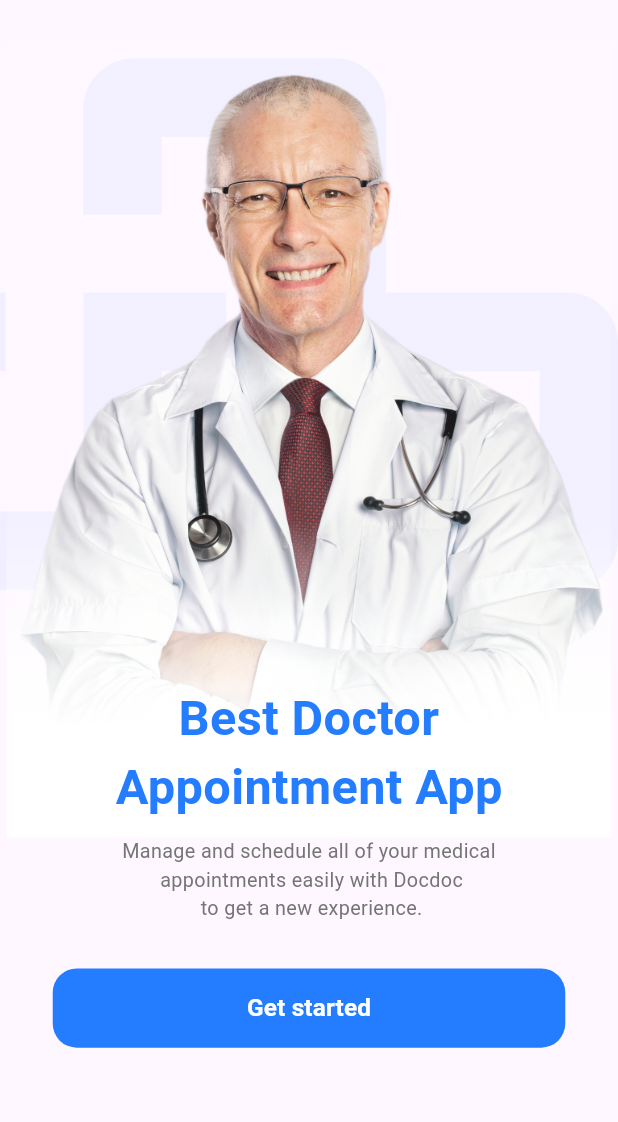
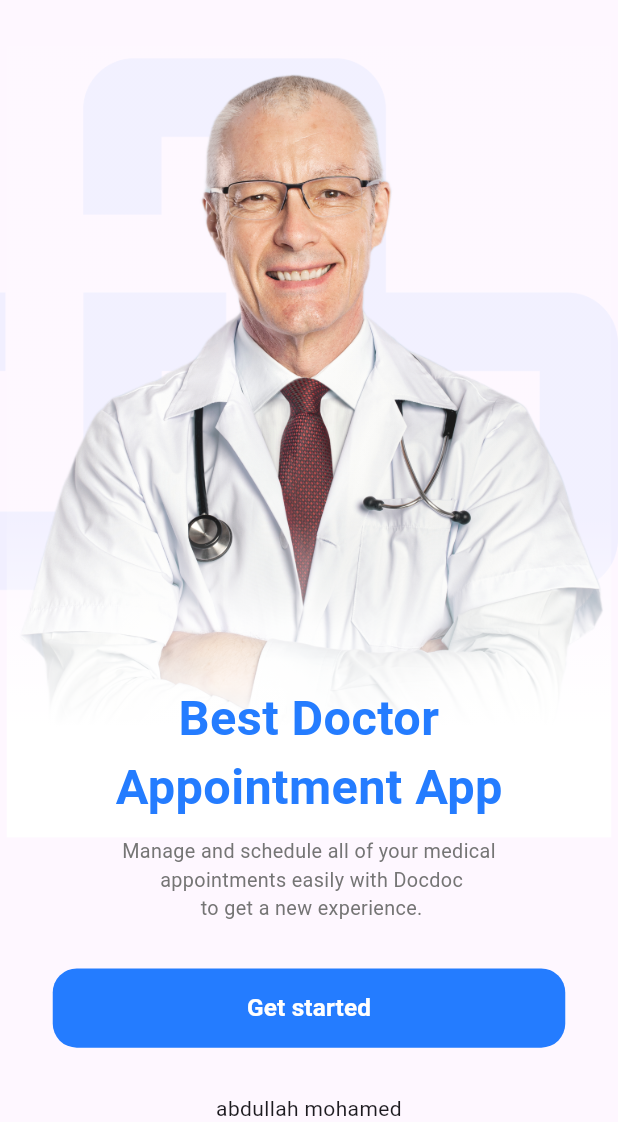
Before and after one commit to 01273904861/doc_app, a Flutter app: the screen it shows after launch, on a phone screen of 412 x 824 dp, the part 114-1236 px from its top. Run offline on Flutter 3.47's test engine with Material 3 defaults, Android fonts, the phone set to English and light mode, and no system bars; our stand-ins replace flutter_screenutil.

Commit message:
on boarding done

```diff
--- a/lib/features/login/login.dart
+++ b/lib/features/login/login.dart
@@ -6,6 +6,7 @@ class LogInScreen extends StatelessWidget {
 
   @override
   Widget build(BuildContext context) {
-    return Scaffold(body: Text('log in screen t', style:AppTextstyles.font32BlueW700));
+    return Scaffold(
+        body: Text('log in screen t', style: AppTextstyles.font32BlueW700));
   }
 }
--- a/lib/features/onboarding/onboarding.dart
+++ b/lib/features/onboarding/onboarding.dart
@@ -34,6 +34,7 @@ class OnBoardingScreen extends StatelessWidget {
             SizedBox(height: 30.h,),
             const GetStartedButton(),
             SizedBox(height: 30.h,),
+           const Text('abdullah mohamed ' ,textAlign: TextAlign.center,)
 
           ],
         ),
```
